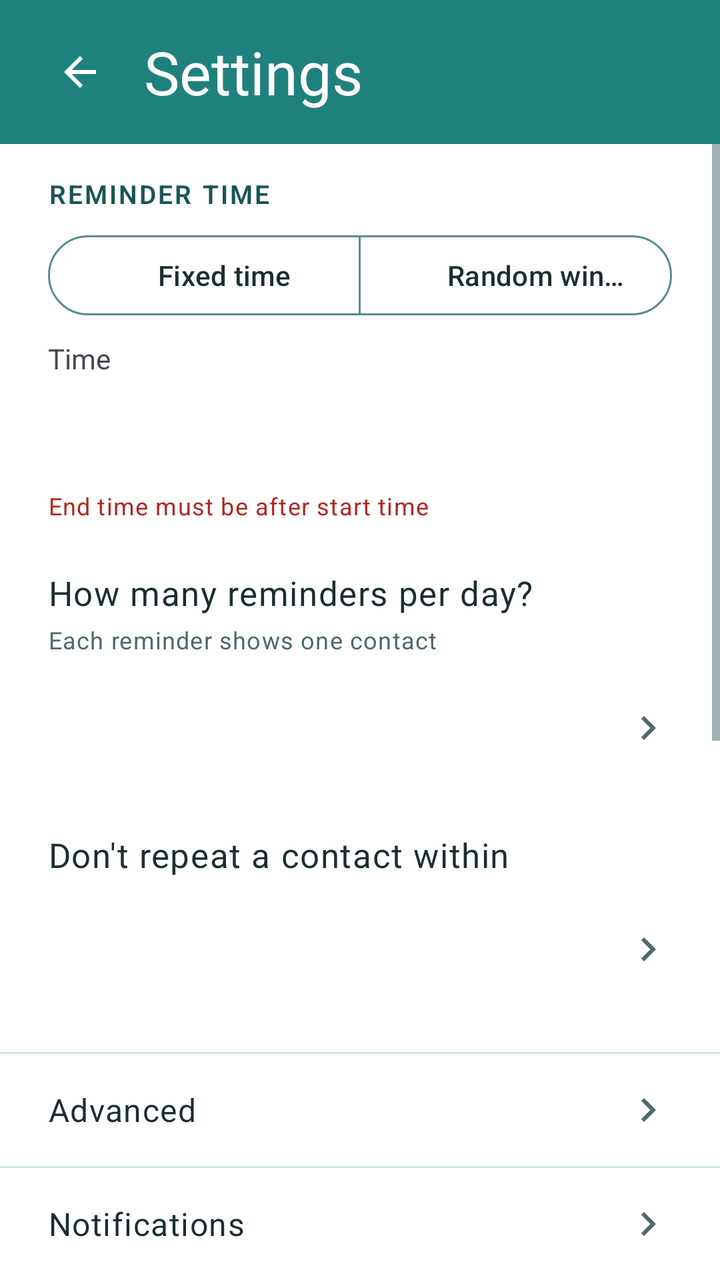
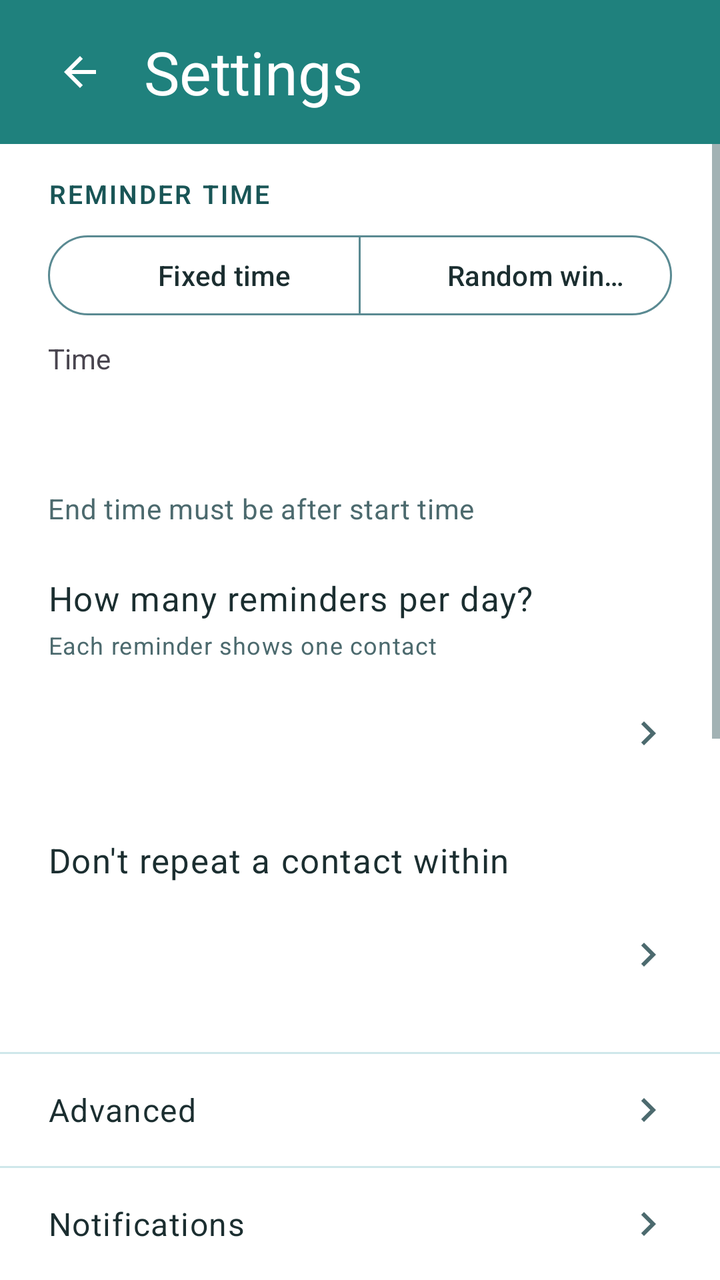

Compare the two renders of this Android layout. The source of the first and the diff that turns it into the second are given below.
<!-- AndroidManifest.xml: application theme Theme.FriendMinder -->
<!-- res/layout/fragment_settings.xml -->
<?xml version="1.0" encoding="utf-8"?>
<FrameLayout xmlns:android="http://schemas.android.com/apk/res/android"
    xmlns:app="http://schemas.android.com/apk/res-auto"
    android:layout_width="match_parent"
    android:layout_height="match_parent">

    <LinearLayout
        android:layout_width="match_parent"
        android:layout_height="match_parent"
        android:orientation="vertical">

        
        <LinearLayout
            android:id="@+id/headerContainer"
            android:layout_width="match_parent"
            android:layout_height="wrap_content"
            android:orientation="vertical"
            android:background="@color/fm_header">

            <View
                android:id="@+id/statusBarSpacer"
                android:layout_width="match_parent"
                android:layout_height="0dp" />

            <FrameLayout
                android:layout_width="match_parent"
                android:layout_height="@dimen/fm_home_header_height">

                <ImageButton
                    android:id="@+id/backButton"
                    android:layout_width="48dp"
                    android:layout_height="48dp"
                    android:layout_gravity="start|center_vertical"
                    android:layout_marginStart="16dp"
                    android:padding="12dp"
                    android:background="?attr/selectableItemBackgroundBorderless"
                    android:src="@drawable/ic_arrow_back"
                    app:tint="@color/fm_on_primary"
                    android:contentDescription="@string/content_desc_back" />

                <TextView
                    android:id="@+id/headerTitle"
                    android:layout_width="wrap_content"
                    android:layout_height="wrap_content"
                    android:layout_gravity="start|center_vertical"
                    android:layout_marginStart="72dp"
                    android:layout_marginEnd="@dimen/fm_space_6"
                    android:text="@string/title_settings"
                    android:textColor="@color/fm_on_primary"
                    android:textSize="@dimen/fm_header_title_size"
                    android:maxLines="1"
                    android:ellipsize="end" />
            </FrameLayout>
        </LinearLayout>

        
        <ScrollView
            android:id="@+id/settingsScrollView"
            android:layout_width="match_parent"
            android:layout_height="0dp"
            android:layout_weight="1"
            android:clipToPadding="false">

            <LinearLayout
                android:layout_width="match_parent"
                android:layout_height="wrap_content"
                android:orientation="vertical"
                android:paddingStart="@dimen/fm_gutter"
                android:paddingEnd="@dimen/fm_gutter"
                android:paddingTop="16dp"
                android:paddingBottom="16dp">

                
                <TextView
                    android:layout_width="wrap_content"
                    android:layout_height="wrap_content"
                    android:text="@string/label_reminder_time"
                    android:textAppearance="@style/TextAppearance.FM.SectionLabel" />

                
                <com.google.android.material.button.MaterialButtonToggleGroup
                    android:id="@+id/timeModeGroup"
                    android:layout_width="match_parent"
                    android:layout_height="wrap_content"
                    android:layout_marginTop="8dp"
                    app:singleSelection="true"
                    app:selectionRequired="true">

                    <com.google.android.material.button.MaterialButton
                        android:id="@+id/fixedTimeToggleButton"
                        style="@style/Widget.FM.SegmentedButton"
                        android:layout_width="0dp"
                        android:layout_height="wrap_content"
                        android:layout_weight="1"
                        android:text="@string/option_fixed_time" />

                    <com.google.android.material.button.MaterialButton
                        android:id="@+id/randomWindowToggleButton"
                        style="@style/Widget.FM.SegmentedButton"
                        android:layout_width="0dp"
                        android:layout_height="wrap_content"
                        android:layout_weight="1"
                        android:text="@string/option_random_window" />
                </com.google.android.material.button.MaterialButtonToggleGroup>

                <LinearLayout
                    android:id="@+id/fixedTimeGroup"
                    android:layout_width="match_parent"
                    android:layout_height="wrap_content"
                    android:orientation="vertical"
                    android:layout_marginTop="8dp">

                    <TextView
                        android:layout_width="wrap_content"
                        android:layout_height="wrap_content"
                        android:text="@string/label_time" />

                    <Button
                        android:id="@+id/fixedTimeButton"
                        style="@style/Widget.Material3.Button.OutlinedButton"
                        android:layout_width="wrap_content"
                        android:layout_height="wrap_content"
                        android:layout_marginTop="4dp" />
                </LinearLayout>

                <LinearLayout
                    android:id="@+id/randomWindowGroup"
                    android:layout_width="match_parent"
                    android:layout_height="wrap_content"
                    android:orientation="horizontal"
                    android:layout_marginTop="8dp"
                    android:visibility="gone">

                    <LinearLayout
                        android:layout_width="0dp"
                        android:layout_height="wrap_content"
                        android:layout_weight="1"
                        android:orientation="vertical">

                        <TextView
                            android:layout_width="wrap_content"
                            android:layout_height="wrap_content"
                            android:text="@string/label_from" />

                        <Button
                            android:id="@+id/randomFromButton"
                            style="@style/Widget.Material3.Button.OutlinedButton"
                            android:layout_width="wrap_content"
                            android:layout_height="wrap_content"
                            android:layout_marginTop="4dp" />
                    </LinearLayout>

                    <LinearLayout
                        android:layout_width="0dp"
                        android:layout_height="wrap_content"
                        android:layout_weight="1"
                        android:orientation="vertical"
                        android:layout_marginStart="16dp">

                        <TextView
                            android:layout_width="wrap_content"
                            android:layout_height="wrap_content"
                            android:text="@string/label_to" />

                        <Button
                            android:id="@+id/randomToButton"
                            style="@style/Widget.Material3.Button.OutlinedButton"
                            android:layout_width="wrap_content"
                            android:layout_height="wrap_content"
                            android:layout_marginTop="4dp" />
                    </LinearLayout>
                </LinearLayout>

                
                <TextView
                    android:id="@+id/timeStatusText"
                    android:layout_width="match_parent"
                    android:layout_height="wrap_content"
                    android:layout_marginTop="4dp"
                    android:text="@string/error_end_before_start"
                    android:textColor="?attr/colorError"
                    android:textAppearance="?attr/textAppearanceBodySmall" />

                
                <TextView
                    android:layout_width="wrap_content"
                    android:layout_height="wrap_content"
                    android:layout_marginTop="24dp"
                    android:text="@string/label_contacts_per_day"
                    android:textAppearance="@style/TextAppearance.FM.RowPrimary" />

                <TextView
                    android:layout_width="wrap_content"
                    android:layout_height="wrap_content"
                    android:layout_marginTop="4dp"
                    android:text="@string/helper_contacts_per_day"
                    android:textColor="?attr/colorOnSurfaceVariant"
                    android:textAppearance="?attr/textAppearanceBodySmall" />

                <LinearLayout
                    android:id="@+id/contactsPerDayRow"
                    android:layout_width="match_parent"
                    android:layout_height="wrap_content"
                    android:minHeight="56dp"
                    android:layout_marginTop="8dp"
                    android:orientation="horizontal"
                    android:gravity="center_vertical"
                    android:background="@drawable/bg_home_row_ripple"
                    android:clickable="true"
                    android:focusable="true">

                    <TextView
                        android:id="@+id/contactsPerDayValue"
                        android:layout_width="0dp"
                        android:layout_height="wrap_content"
                        android:layout_weight="1"
                        android:textSize="17sp"
                        android:textColor="@color/fm_ink" />

                    <ImageView
                        android:layout_width="24dp"
                        android:layout_height="24dp"
                        android:src="@drawable/ic_chevron_right"
                        android:importantForAccessibility="no" />
                </LinearLayout>

                
                <TextView
                    android:layout_width="wrap_content"
                    android:layout_height="wrap_content"
                    android:layout_marginTop="24dp"
                    android:text="@string/label_cooldown"
                    android:textAppearance="@style/TextAppearance.FM.RowPrimary" />

                <LinearLayout
                    android:id="@+id/cooldownRow"
                    android:layout_width="match_parent"
                    android:layout_height="wrap_content"
                    android:minHeight="56dp"
                    android:layout_marginTop="8dp"
                    android:orientation="horizontal"
                    android:gravity="center_vertical"
                    android:background="@drawable/bg_home_row_ripple"
                    android:clickable="true"
                    android:focusable="true">

                    <TextView
                        android:id="@+id/cooldownValue"
                        android:layout_width="0dp"
                        android:layout_height="wrap_content"
                        android:layout_weight="1"
                        android:textSize="17sp"
                        android:textColor="@color/fm_ink" />

                    <ImageView
                        android:layout_width="24dp"
                        android:layout_height="24dp"
                        android:src="@drawable/ic_chevron_right"
                        android:importantForAccessibility="no" />
                </LinearLayout>

                
                <TextView
                    android:layout_width="wrap_content"
                    android:layout_height="wrap_content"
                    android:layout_marginTop="24dp"
                    android:text="@string/label_message_templates"
                    android:textAppearance="@style/TextAppearance.FM.SectionLabel" />

                
                <LinearLayout
                    android:layout_width="match_parent"
                    android:layout_height="wrap_content"
                    android:orientation="horizontal"
                    android:gravity="center_vertical"
                    android:layout_marginTop="8dp"
                    android:minHeight="48dp">

                    <TextView
                        android:layout_width="0dp"
                        android:layout_height="wrap_content"
                        android:layout_weight="1"
                        android:layout_marginEnd="@dimen/fm_space_4"
                        android:text="@string/checkbox_include_message"
                        android:textAppearance="?attr/textAppearanceBodyLarge" />

                    <com.google.android.material.materialswitch.MaterialSwitch
                        android:id="@+id/includeMessageSwitch"
                        android:layout_width="wrap_content"
                        android:layout_height="wrap_content"
                        android:checked="true" />
                </LinearLayout>

                <com.google.android.material.textfield.TextInputLayout
                    style="@style/Widget.FM.TextInput"
                    android:layout_width="match_parent"
                    android:layout_height="wrap_content"
                    android:layout_marginTop="8dp"
                    android:hint="@string/hint_message_templates">

                    <com.google.android.material.textfield.TextInputEditText
                        android:id="@+id/messageTemplateInput"
                        android:layout_width="match_parent"
                        android:layout_height="wrap_content"
                        android:inputType="textMultiLine"
                        android:minLines="4"
                        android:maxLines="8" />
                </com.google.android.material.textfield.TextInputLayout>

                <TextView
                    android:id="@+id/charCounterText"
                    android:layout_width="match_parent"
                    android:layout_height="wrap_content"
                    android:layout_marginTop="4dp"
                    android:gravity="end"
                    android:textColor="?attr/colorOnSurfaceVariant"
                    android:textAppearance="?attr/textAppearanceBodySmall" />

            </LinearLayout>
        </ScrollView>

        

        <View
            android:layout_width="match_parent"
            android:layout_height="1dp"
            android:background="@color/fm_divider" />

        
        <LinearLayout
            android:id="@+id/advancedRow"
            android:layout_width="match_parent"
            android:layout_height="wrap_content"
            android:minHeight="56dp"
            android:orientation="horizontal"
            android:gravity="center_vertical"
            android:paddingStart="@dimen/fm_gutter"
            android:paddingEnd="@dimen/fm_gutter"
            android:background="?attr/selectableItemBackground"
            android:clickable="true"
            android:focusable="true">

            <TextView
                android:layout_width="0dp"
                android:layout_height="wrap_content"
                android:layout_weight="1"
                android:textColor="?attr/colorOnSurface"
                android:textAppearance="?attr/textAppearanceBodyLarge"
                android:text="@string/title_advanced_settings" />

            <ImageView
                android:layout_width="24dp"
                android:layout_height="24dp"
                android:src="@drawable/ic_chevron_right"
                android:contentDescription="@null" />
        </LinearLayout>

        <View
            android:layout_width="match_parent"
            android:layout_height="1dp"
            android:background="@color/fm_divider" />

        
        <LinearLayout
            android:id="@+id/notificationsDiagnosticsRow"
            android:layout_width="match_parent"
            android:layout_height="wrap_content"
            android:minHeight="56dp"
            android:orientation="horizontal"
            android:gravity="center_vertical"
            android:paddingStart="@dimen/fm_gutter"
            android:paddingEnd="@dimen/fm_gutter"
            android:background="?attr/selectableItemBackground"
            android:clickable="true"
            android:focusable="true">

            <TextView
                android:layout_width="0dp"
                android:layout_height="wrap_content"
                android:layout_weight="1"
                android:textColor="?attr/colorOnSurface"
                android:textAppearance="?attr/textAppearanceBodyLarge"
                android:text="@string/title_notifications_diagnostics" />

            <ImageView
                android:layout_width="24dp"
                android:layout_height="24dp"
                android:src="@drawable/ic_chevron_right"
                android:contentDescription="@null" />
        </LinearLayout>

    </LinearLayout>

    
    <LinearLayout
        android:id="@+id/settingsSavedPill"
        android:layout_width="wrap_content"
        android:layout_height="wrap_content"
        android:layout_gravity="top|center_horizontal"
        android:layout_marginTop="?attr/actionBarSize"
        android:orientation="horizontal"
        android:gravity="center_vertical"
        android:paddingStart="16dp"
        android:paddingEnd="16dp"
        android:paddingTop="8dp"
        android:paddingBottom="8dp"
        android:background="@drawable/bg_pill_saved"
        android:elevation="4dp"
        android:visibility="invisible"
        android:focusable="false"
        android:clickable="false"
        android:accessibilityLiveRegion="polite">

        <ImageView
            android:layout_width="16dp"
            android:layout_height="16dp"
            android:src="@drawable/ic_check_small"
            android:contentDescription="@null" />

        <TextView
            android:layout_width="wrap_content"
            android:layout_height="wrap_content"
            android:layout_marginStart="6dp"
            android:textColor="@android:color/white"
            android:textAppearance="?attr/textAppearanceLabelLarge"
            android:text="@string/label_settings_saved_pill" />
    </LinearLayout>

</FrameLayout>
<!-- resources referenced by this layout -->
<resources>
  <color name="fm_divider">#CFE7EA</color>
  <color name="fm_header">#1F817D</color>
  <color name="fm_ink">#1B2E30</color>
  <color name="fm_on_primary">#FFFFFF</color>
  <dimen name="fm_gutter">24dp</dimen>
  <dimen name="fm_header_title_size">30sp</dimen>
  <dimen name="fm_home_header_height">72dp</dimen>
  <dimen name="fm_space_4">16dp</dimen>
  <dimen name="fm_space_6">24dp</dimen>
  <!-- drawable bg_home_row_ripple (drawable) -->
  <?xml version="1.0" encoding="utf-8"?>
  <ripple xmlns:android="http://schemas.android.com/apk/res/android"
      android:color="#1F1F817D" />
  <!-- drawable bg_pill_saved (drawable) -->
  <?xml version="1.0" encoding="utf-8"?>
  <shape xmlns:android="http://schemas.android.com/apk/res/android" android:shape="rectangle">
      <solid android:color="@color/fm_accent" />
      <corners android:radius="999dp" />
  </shape>
  <string name="checkbox_include_message">Include a pre-filled message</string>
  <string name="content_desc_back">Back</string>
  <string name="error_end_before_start">End time must be after start time</string>
  <string name="helper_contacts_per_day">Each reminder shows one contact</string>
  <string name="hint_message_templates">One message per line — a random one is used each time</string>
  <string name="label_contacts_per_day">How many reminders per day?</string>
  <string name="label_cooldown">Don\'t repeat a contact within</string>
  <string name="label_from">From</string>
  <string name="label_message_templates">Message Templates</string>
  <string name="label_reminder_time">Reminder Time</string>
  <string name="label_settings_saved_pill">Saved</string>
  <string name="label_time">Time</string>
  <string name="label_to">To</string>
  <string name="option_fixed_time">Fixed time</string>
  <string name="option_random_window">Random window</string>
  <string name="title_advanced_settings">Advanced</string>
  <string name="title_notifications_diagnostics">Notifications</string>
  <string name="title_settings">Settings</string>
  <style name="TextAppearance.FM.RowPrimary" parent="TextAppearance.Material3.BodyLarge">
          <item name="android:textSize">17sp</item>
          <item name="android:textColor">@color/fm_ink</item>
          <item name="android:textAllCaps">false</item>
          <item name="lineHeight">24sp</item>
      </style>
  <color name="fm_accent">#155D5B</color>
  <color name="fm_heading">#195556</color>
  <color name="fm_outline">#5A8A92</color>
  <color name="fm_primary">#1F817D</color>
  <color name="fm_surface_sunken">#EFF8FA</color>
  <color name="fm_ink_dim">#4C6A6E</color>
  <color name="fm_primary_container">#B0E8E6</color>
  <color name="fm_on_primary_container">#195556</color>
  <color name="fm_secondary">#5ABBEB</color>
  <color name="fm_on_secondary">#0A2E31</color>
  <color name="fm_secondary_container">#D6EBF8</color>
  <color name="fm_on_secondary_container">#0A2E31</color>
  <color name="fm_surface">#FFFFFF</color>
  <color name="fm_surface_variant">#D3E9F4</color>
  <color name="fm_error">#B3261E</color>
  <color name="fm_error_container">#F9DEDC</color>
  <color name="fm_on_error_container">#410E0B</color>
  <style name="ThemeOverlay.FriendMinder.BottomSheetDialog" parent="ThemeOverlay.Material3.BottomSheetDialog">
          <item name="bottomSheetStyle">@style/Widget.FriendMinder.BottomSheet.Modal</item>
      </style>
  <style name="Widget.FriendMinder.BottomSheet.Modal" parent="Widget.Material3.BottomSheet.Modal">
          <item name="backgroundTint">@color/fm_surface</item>
      </style>
  <!-- unchanged entries left out for length: 8 -->
</resources>

<!-- the commit's change to res/layout/fragment_settings.xml (unified diff, before → after) -->
@@ -178,8 +178,7 @@
                     android:layout_height="wrap_content"
                     android:layout_marginTop="4dp"
                     android:text="@string/error_end_before_start"
-                    android:textColor="?attr/colorError"
-                    android:textAppearance="?attr/textAppearanceBodySmall" />
+                    android:textAppearance="@style/TextAppearance.FM.RowSecondary" />
 
                 
                 <TextView
<!-- resource entries referenced after the edit -->
@@ -43,6 +43,11 @@
           <item name="android:textAllCaps">false</item>
           <item name="lineHeight">24sp</item>
       </style>
+  <style name="TextAppearance.FM.RowSecondary" parent="TextAppearance.Material3.BodyMedium">
+          <item name="android:textSize">14sp</item>
+          <item name="android:textColor">@color/fm_ink_dim</item>
+          <item name="lineHeight">20sp</item>
+      </style>
   <color name="fm_accent">#155D5B</color>
   <color name="fm_heading">#195556</color>
   <color name="fm_outline">#5A8A92</color>
